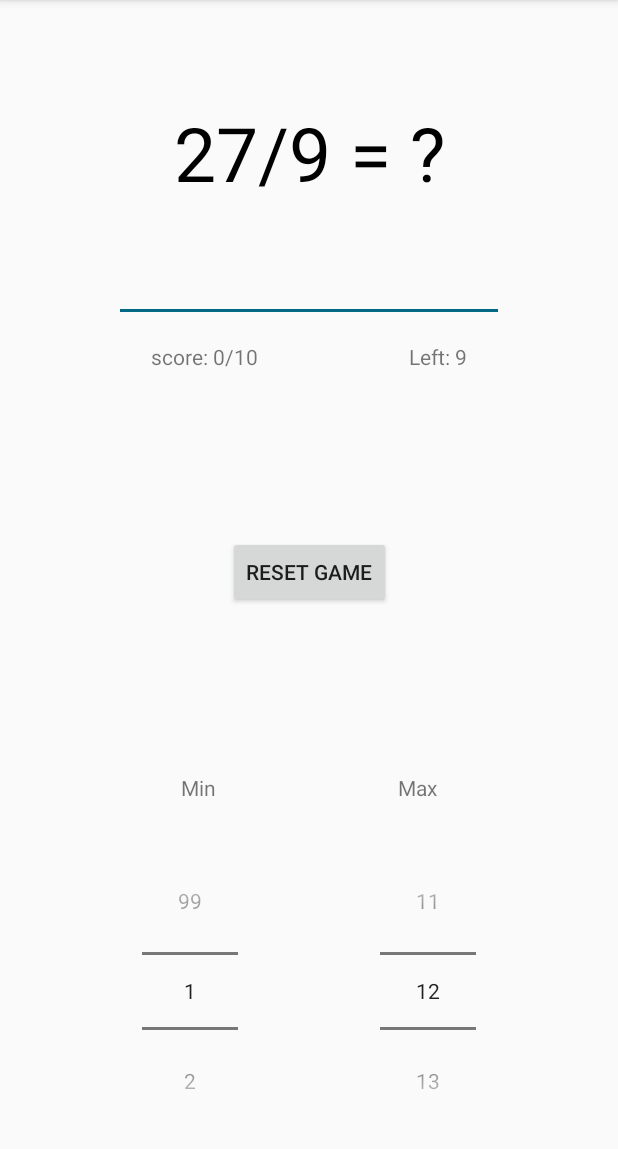
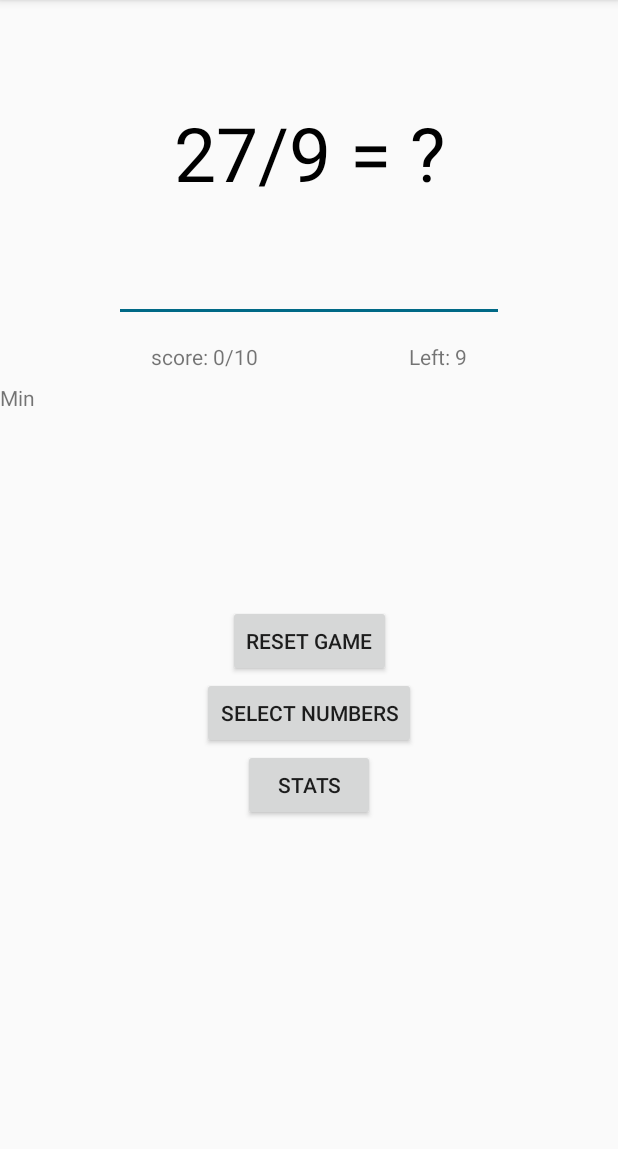
Before and after one commit to Frans-Lukas/MultiplicationQuiz, an Android app: the screen it shows after launch (MainActivity), on a phone screen of 412 x 824 dp, the part 84-1233 px from its top. Run offline under Robolectric (Android 15) with nearby library versions, the phone set to English and light mode, and no system bars.

Commit message:
added db store of number of correct guesses

```diff
--- a/app/build.gradle
+++ b/app/build.gradle
@@ -36,6 +36,7 @@ dependencies {
     implementation "androidx.room:room-runtime:$room_version"
     kapt "androidx.room:room-compiler:$room_version"
     implementation "androidx.room:room-ktx:$room_version"
+    implementation 'androidx.recyclerview:recyclerview:1.1.0'
 
 }
 repositories {
--- a/app/src/main/java/com/example/multiplicationtablequiz/MainActivity.kt
+++ b/app/src/main/java/com/example/multiplicationtablequiz/MainActivity.kt
@@ -7,7 +7,6 @@ import android.os.Bundle
 import android.text.Editable
 import android.text.TextWatcher
 import android.view.View
-import androidx.room.Room
 import com.example.multiplicationtablequiz.db.AppDatabase
 import com.example.multiplicationtablequiz.db.MultiplicationPair
 import kotlinx.android.synthetic.main.activity_main.*
@@ -35,10 +34,8 @@ class MainActivity : AppCompatActivity() {
         super.onCreate(savedInstanceState)
         setContentView(R.layout.activity_main)
         addNewNumbers()
-        setupNumberPickers()
         setScoreText()
-        updateQuestion()
-        setQuestionsLeftText()
+        changeQuestion()
         setTextInputListener()
     }
 
@@ -57,24 +54,13 @@ class MainActivity : AppCompatActivity() {
                         //correct answer
                         if (Integer.parseInt(charSequence.toString()) == currentExpectedAnswer) {
                             score++
+                            updateQuestionInDB(true)
                             setScoreText()
-                            updateQuestion()
-                            setQuestionsLeftText()
-
-                            getMultiplicationPair()
-                            val pair: IntArray = getMultiplicationPair()
-                            val matchingPairs = getDBInstance().findByProducts(pair[0], pair[1])
-                            val prod1 = matchingPairs.get(0).numCorrect
-                            val prod2 = matchingPairs.get(1).numCorrect
-                            if(matchingPairs.size == 1 && prod1 != null){
-                                val pairToUpdateTo = MultiplicationPair(matchingPairs.get(0).uid, pair[0], pair[1], prod1
-                                + 1, prod2)
-                                getDBInstance().updateMultiplicationPair(pairToUpdateTo)
-                            }
+                            changeQuestion()
                         } else {
+                            updateQuestionInDB(false)
                             showCorrectAnswer()
-                            updateQuestion()
-                            setQuestionsLeftText()
+                            changeQuestion()
                             wrongAnswers.add(currentQuestionIntegers)
                         }
                     }
@@ -87,55 +73,35 @@ class MainActivity : AppCompatActivity() {
         })
     }
 
+    private fun changeQuestion() {
+        updateQuestion()
+        setQuestionsLeftText()
+    }
+
+    private fun updateQuestionInDB(correct: Boolean) {
+        fun Boolean.toInt() = if (this) 1 else 0
+        val pair: IntArray = getMultiplicationPair()
+        val matchingPairs = getDBInstance().findByProducts(pair[0], pair[1])
+        val numCorrectBefore = matchingPairs.get(0).numCorrect
+        val numWrongBefore = matchingPairs.get(0).numWrong
+        var numCorrect = 0
+        var numWrong = 0
+        if (matchingPairs.size == 1) {
+            if(numWrongBefore != null && numCorrectBefore != null){
+                numCorrect = numCorrectBefore + correct.toInt()
+                numWrong = numWrongBefore + correct.toInt()
+            }
+            val pairToUpdateTo = MultiplicationPair(matchingPairs.get(0).uid, pair[0], pair[1], numCorrect, numWrong)
+            getDBInstance().updateMultiplicationPair(pairToUpdateTo)
+        }
+    }
+
     private fun getMultiplicationPair() : IntArray {
         val splitString = TVnumberCorrect.text.toString().split(" ")
         return intArrayOf(splitString.get(0).toInt(), splitString.get(2).toInt())
     }
 
     private fun getDBInstance() = AppDatabase.getInstance(applicationContext).multiplicationPairDao()
-
-    private fun setupNumberPickers() {
-        minPicker.minValue = 1
-        minPicker.maxValue = 99
-        minPicker.wrapSelectorWheel = true
-        try {
-            Thread.sleep(100)
-        } catch (e: InterruptedException) {
-            e.printStackTrace()
-        }
-
-        minPicker.value = 1
-        minPicker.setOnValueChangedListener { numberPicker, oldVal, newVal ->
-            minValue = newVal
-            if (minValue >= maxValue) {
-                minValue = maxValue - 1
-                minPicker.value = minValue
-            }
-            wrongAnswers.clear()
-        }
-
-
-        maxPicker.minValue = 1
-        maxPicker.maxValue = 99
-        maxPicker.wrapSelectorWheel = true
-        try {
-            Thread.sleep(100)
-        } catch (e: InterruptedException) {
-            e.printStackTrace()
-        }
-
-        maxPicker.value = 12
-        maxPicker.setOnValueChangedListener { numberPicker, oldVal, newVal ->
-            maxValue = newVal
-            if (maxValue <= minValue) {
-                maxValue = minValue + 1
-                maxPicker.value = maxValue
-            }
-            wrongAnswers.clear()
-        }
-
-
-    }
 
     private fun showCorrectAnswer() {
         val num = Integer.toString(currentExpectedAnswer)
@@ -168,12 +134,15 @@ class MainActivity : AppCompatActivity() {
         val questionText: String
         val divOrMult = rand.nextInt(3)
         if (divOrMult == 0) {
+            // 1x5=?
             questionText = currentQuestionIntegers[0].toString() + "x" + currentQuestionIntegers[1] + " = ?"
             currentExpectedAnswer = currentQuestionIntegers[0] * currentQuestionIntegers[1]
         } else if (divOrMult == 1) {
+            // 1x?=5
             questionText = currentQuestionIntegers[0].toString() + "x? = " + currentQuestionIntegers[0] * currentQuestionIntegers[1]
             currentExpectedAnswer = currentQuestionIntegers[1]
         } else {
+            // 5/1=?
             questionText = (currentQuestionIntegers[0] * currentQuestionIntegers[1]).toString() + "/" + currentQuestionIntegers[0] + " = ?"
             currentExpectedAnswer = currentQuestionIntegers[1]
         }
@@ -187,7 +156,6 @@ class MainActivity : AppCompatActivity() {
         updateQuestion()
         setScoreText()
         setQuestionsLeftText()
-
     }
 
     private fun alertOfFinished() {
--- a/app/src/main/res/layout/activity_main.xml
+++ b/app/src/main/res/layout/activity_main.xml
@@ -61,65 +61,14 @@
         <requestFocus />
     </EditText>
 
-    <NumberPicker
-        android:id="@+id/maxPicker"
-        android:layout_width="wrap_content"
-        android:layout_height="wrap_content"
-        android:layout_marginTop="8dp"
-        android:layout_marginBottom="8dp"
-        android:descendantFocusability="blocksDescendants"
-        android:visibility="visible"
-        app:layout_constraintBottom_toBottomOf="parent"
-        app:layout_constraintEnd_toEndOf="parent"
-        app:layout_constraintHorizontal_bias="0.5"
-        app:layout_constraintStart_toEndOf="@+id/minPicker"
-        app:layout_constraintTop_toBottomOf="@+id/TVnumberLeft"
-        app:layout_constraintVertical_bias="0.972"
-        tools:visibility="visible" />
-
-    <TextView
-        android:id="@+id/maxTitle"
-        android:layout_width="wrap_content"
-        android:layout_height="wrap_content"
-        android:layout_marginTop="8dp"
-        android:layout_marginBottom="8dp"
-        android:text="Max"
-        app:layout_constraintBottom_toTopOf="@+id/maxPicker"
-        app:layout_constraintEnd_toEndOf="parent"
-        app:layout_constraintHorizontal_bias="0.5"
-        app:layout_constraintStart_toEndOf="@+id/minTitle"
-        app:layout_constraintTop_toBottomOf="@+id/TVnumberCorrect"
-        app:layout_constraintVertical_bias="0.903" />
-
     <TextView
         android:id="@+id/minTitle"
         android:layout_width="wrap_content"
         android:layout_height="wrap_content"
         android:layout_marginTop="8dp"
-        android:layout_marginBottom="8dp"
         android:text="@string/maxTitleText"
-        app:layout_constraintBottom_toTopOf="@+id/minPicker"
-        app:layout_constraintEnd_toStartOf="@+id/maxTitle"
-        app:layout_constraintHorizontal_bias="0.5"
         app:layout_constraintStart_toStartOf="parent"
-        app:layout_constraintTop_toBottomOf="@+id/TVnumberLeft"
-        app:layout_constraintVertical_bias="0.903" />
-
-    <NumberPicker
-        android:id="@+id/minPicker"
-        android:layout_width="wrap_content"
-        android:layout_height="wrap_content"
-        android:layout_marginTop="8dp"
-        android:layout_marginBottom="8dp"
-        android:descendantFocusability="blocksDescendants"
-        android:visibility="visible"
-        app:layout_constraintBottom_toBottomOf="parent"
-        app:layout_constraintEnd_toStartOf="@+id/maxPicker"
-        app:layout_constraintHorizontal_bias="0.5"
-        app:layout_constraintStart_toStartOf="parent"
-        app:layout_constraintTop_toBottomOf="@+id/TVnumberLeft"
-        app:layout_constraintVertical_bias="0.972"
-        tools:visibility="visible" />
+        app:layout_constraintTop_toBottomOf="@+id/TVnumberLeft" />
 
     <Button
         android:id="@+id/resetGame"
@@ -128,12 +77,30 @@
         android:layout_marginStart="8dp"
         android:layout_marginTop="8dp"
         android:layout_marginEnd="8dp"
-        android:layout_marginBottom="8dp"
+        android:onClick="resetGame"
         android:text="@string/resetGameText"
-        android:onClick="resetGame"
-        app:layout_constraintBottom_toTopOf="@+id/maxTitle"
+        app:layout_constraintBottom_toBottomOf="parent"
         app:layout_constraintEnd_toEndOf="parent"
         app:layout_constraintStart_toStartOf="parent"
-        app:layout_constraintTop_toBottomOf="@+id/TVnumberLeft" />
+        app:layout_constraintTop_toBottomOf="@+id/TVnumberLeft"
+        app:layout_constraintVertical_bias="0.318" />
+
+    <Button
+        android:id="@+id/selectNumbersBtn"
+        android:layout_width="wrap_content"
+        android:layout_height="wrap_content"
+        android:text="@string/select_numbers"
+        app:layout_constraintEnd_toEndOf="parent"
+        app:layout_constraintStart_toStartOf="parent"
+        app:layout_constraintTop_toBottomOf="@+id/resetGame" />
+
+    <Button
+        android:id="@+id/statsBtn"
+        android:layout_width="wrap_content"
+        android:layout_height="wrap_content"
+        android:text="@string/stats"
+        app:layout_constraintEnd_toEndOf="parent"
+        app:layout_constraintStart_toStartOf="parent"
+        app:layout_constraintTop_toBottomOf="@+id/selectNumbersBtn" />
 
 </androidx.constraintlayout.widget.ConstraintLayout>
--- a/app/src/main/res/values/strings.xml
+++ b/app/src/main/res/values/strings.xml
@@ -5,4 +5,6 @@
     <string name="TVnumberLeftText">Num left: 0</string>
     <string name="maxTitleText">Min</string>
     <string name="resetGameText">Reset Game</string>
+    <string name="select_numbers">Select Numbers</string>
+    <string name="stats">Stats</string>
 </resources>
```
Also changed, not shown: app/src/main/res/layout/activity_stats.xml (added, +28 -0 lines).
